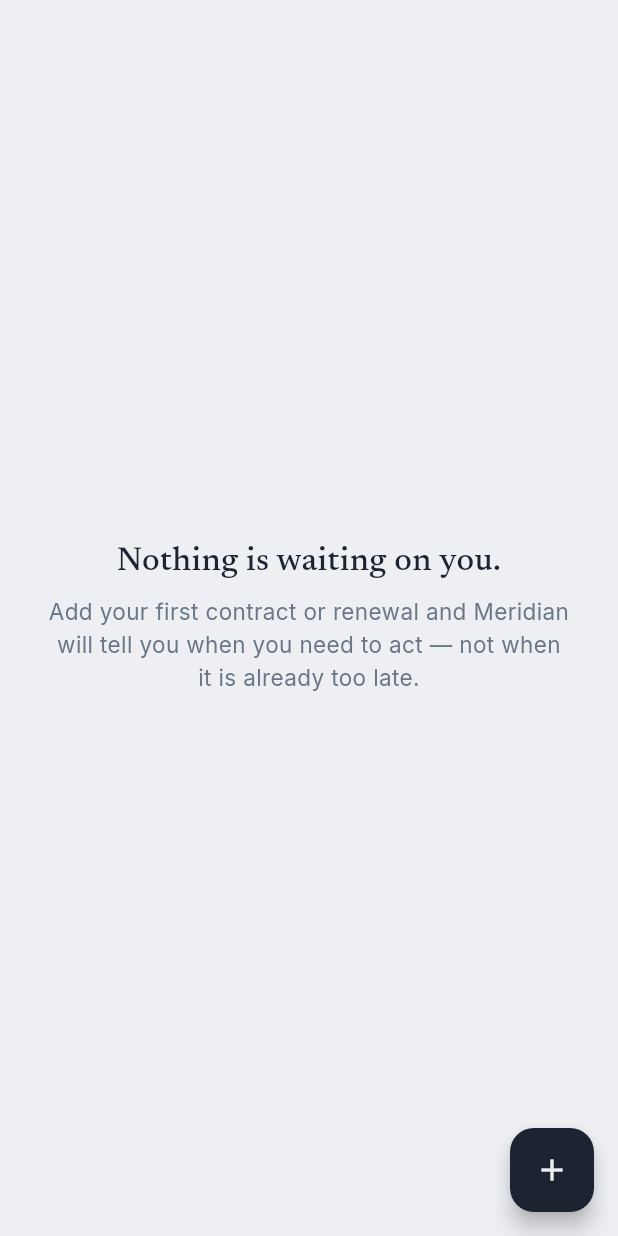
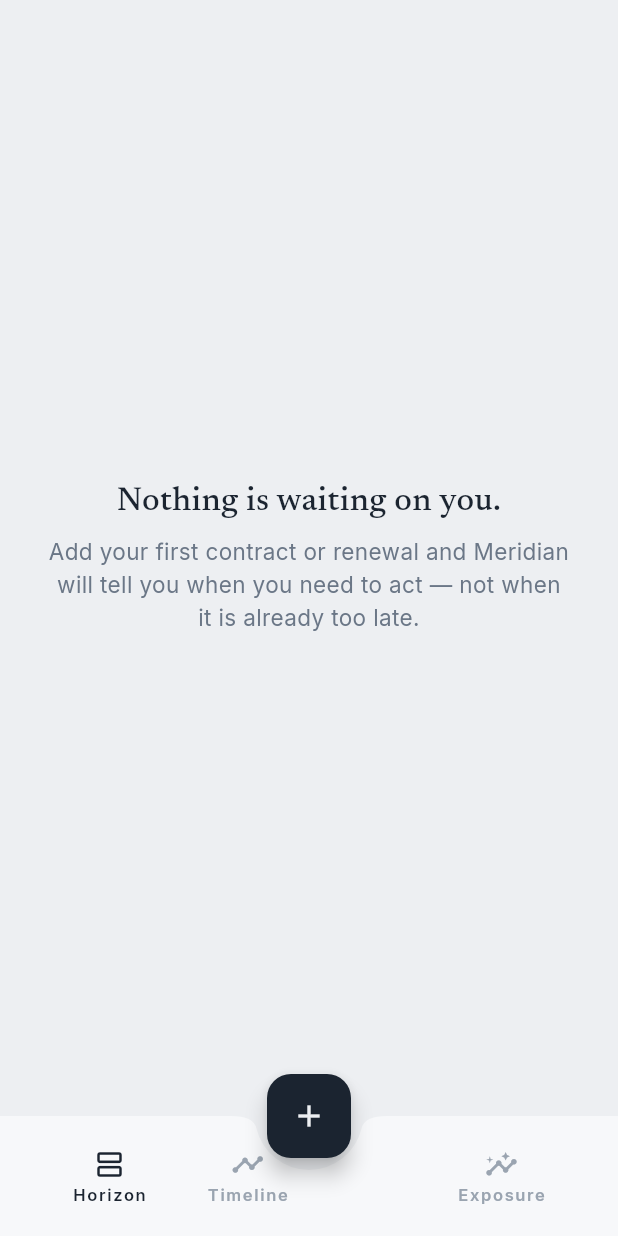
Before and after one commit to UmutcannDurbak/meridian-app, a Flutter app: the screen it shows after launch, on a phone screen of 412 x 824 dp. Run offline on Flutter 3.47's test engine with Material 3 defaults, Android fonts, the phone set to English and light mode, and no system bars; our stand-ins replace csv, drift, file_picker, flutter_riverpod, google_fonts, image_picker; accounts and stored records are empty; generated files the repository leaves out were written again.

Commit message:
Add Timeline and Exposure views, real bottom navigation
FR-402/FR-403. Two new domain services, pure Dart like the rest of
domain/:

- TimelineService buckets live obligations by the month of their action
  deadline, 12 months forward from now. Deliberately excludes anything
  already overdue — that's Horizon's job; Timeline only looks forward,
  and shows all 12 months even when empty (knowing a month is clear is
  itself useful here).
- ExposureService sums each month's obligation values by currency, not
  across them — a $40k obligation and a €40k one are not one $80k
  figure, and pretending otherwise would just be wrong until the app
  actually does currency conversion.

Timeline reuses ObligationRow grouped by month instead of urgency.
Exposure shows a total-committed figure per currency, what's entering
its action window this month specifically, and a 12-month bar chart —
built from plain Container widgets, no charting dependency, matching
how ActionWindowBar is hand-built elsewhere. Bars are tone-only: colour
means proximity to a deadline everywhere else in this app, and money
isn't that, so it stays out of this screen entirely.

These are peer destinations per the screen inventory, not modal
screens, so this also adds the bottom navigation the SRS actually
specifies: Horizon · Timeline · Capture (centered FAB) · Exposure.
Settings isn't here yet — there's nothing to put in it until auth and
account deletion exist, and an empty tab would be worse than none.
HorizonScreen no longer owns a Scaffold/FAB; AppShell does, shared
across all three destinations.

23 new unit tests (14 domain-service, 9 already-existing-file additions
for CSV... actually: TimelineService/ExposureService get 9 new tests
here). Full suite (48 tests total) passes, verified against the 3.35.5
fallback toolchain per the pattern in this environment; restored the
3.44.6 lockfile before this commit. flutter analyze clean.

```diff
--- a/lib/application/obligation_providers.dart
+++ b/lib/application/obligation_providers.dart
@@ -2,9 +2,13 @@ import 'package:flutter_riverpod/flutter_riverpod.dart';
 
 import '../data/repositories/repository_provider.dart';
 import '../domain/entities/obligation.dart';
+import '../domain/services/exposure_service.dart';
+import '../domain/services/timeline_service.dart';
 
 export '../data/repositories/repository_provider.dart'
     show obligationRepositoryProvider;
+export '../domain/services/exposure_service.dart' show MonthExposure;
+export '../domain/services/timeline_service.dart' show MonthBucket;
 
 /// Injected clock. Never call DateTime.now() outside this provider — it
 /// makes every time-dependent behaviour in this app untestable, and this app
@@ -73,3 +77,16 @@ final draftListProvider = Provider<List<Obligation>>((ref) {
   return all.where((o) => o.status == ObligationStatus.draft).toList()
     ..sort((a, b) => a.expiryDate.compareTo(b.expiryDate));
 });
+
+/// 12-month forward view for the Timeline screen.
+final timelineMonthsProvider = Provider<List<MonthBucket>>((ref) {
+  final now = ref.watch(nowProvider);
+  final all = ref.watch(obligationListProvider).valueOrNull ?? const [];
+  return TimelineService.monthBuckets(all, now);
+});
+
+/// Same window as [timelineMonthsProvider], summed by currency for the
+/// Exposure screen.
+final exposureMonthsProvider = Provider<List<MonthExposure>>((ref) {
+  return ExposureService.fromBuckets(ref.watch(timelineMonthsProvider));
+});
--- a/lib/main.dart
+++ b/lib/main.dart
@@ -3,7 +3,7 @@ import 'package:flutter_localizations/flutter_localizations.dart';
 import 'package:flutter_riverpod/flutter_riverpod.dart';
 
 import 'core/theme/theme.dart';
-import 'presentation/screens/horizon/horizon_screen.dart';
+import 'presentation/screens/app_shell.dart';
 
 void main() {
   // obligationRepositoryProvider self-constructs its backing store on first
@@ -38,7 +38,7 @@ class MeridianApp extends StatelessWidget {
         Locale('fr'),
         Locale('es'),
       ],
-      home: const HorizonScreen(),
+      home: const AppShell(),
     );
   }
 }
--- /dev/null
+++ b/lib/presentation/screens/app_shell.dart
@@ -0,0 +1,116 @@
+import 'package:flutter/material.dart';
+
+import '../../core/theme/theme.dart';
+import '../../core/theme/tokens.dart';
+import 'capture/capture_sheet.dart';
+import 'exposure/exposure_screen.dart';
+import 'horizon/horizon_screen.dart';
+import 'timeline/timeline_screen.dart';
+
+/// Hosts the three peer destinations from the screen inventory — Horizon,
+/// Timeline, Exposure — plus capture as a centred, prominent action rather
+/// than a fourth tab, per the SRS: "Capture is centered and prominent; it
+/// is the highest-value action."
+///
+/// Settings isn't here yet. There's nothing to put in it until auth and
+/// account deletion exist — an empty Settings tab would be worse than none.
+class AppShell extends StatefulWidget {
+  const AppShell({super.key});
+
+  @override
+  State<AppShell> createState() => _AppShellState();
+}
+
+class _AppShellState extends State<AppShell> {
+  int _index = 0;
+
+  static const _screens = [
+    HorizonScreen(),
+    TimelineScreen(),
+    ExposureScreen(),
+  ];
+
+  @override
+  Widget build(BuildContext context) {
+    final tone = context.tone;
+    return Scaffold(
+      body: SafeArea(
+        child: IndexedStack(index: _index, children: _screens),
+      ),
+      floatingActionButton: FloatingActionButton(
+        onPressed: () => showCaptureSheet(context),
+        backgroundColor: tone.ink,
+        foregroundColor: tone.paper,
+        child: const Icon(Icons.add),
+      ),
+      floatingActionButtonLocation: FloatingActionButtonLocation.centerDocked,
+      bottomNavigationBar: BottomAppBar(
+        shape: const CircularNotchedRectangle(),
+        notchMargin: Space.sm,
+        color: tone.surface,
+        child: Row(
+          mainAxisAlignment: MainAxisAlignment.spaceEvenly,
+          children: [
+            _NavButton(
+              icon: Icons.view_agenda_outlined,
+              label: 'Horizon',
+              selected: _index == 0,
+              onTap: () => setState(() => _index = 0),
+            ),
+            _NavButton(
+              icon: Icons.timeline_outlined,
+              label: 'Timeline',
+              selected: _index == 1,
+              onTap: () => setState(() => _index = 1),
+            ),
+            const SizedBox(width: Space.xxl),
+            _NavButton(
+              icon: Icons.insights_outlined,
+              label: 'Exposure',
+              selected: _index == 2,
+              onTap: () => setState(() => _index = 2),
+            ),
+          ],
+        ),
+      ),
+    );
+  }
+}
+
+class _NavButton extends StatelessWidget {
+  const _NavButton({
+    required this.icon,
+    required this.label,
+    required this.selected,
+    required this.onTap,
+  });
+
+  final IconData icon;
+  final String label;
+  final bool selected;
+  final VoidCallback onTap;
+
+  @override
+  Widget build(BuildContext context) {
+    final tone = context.tone;
+    final color = selected ? tone.ink : tone.inkFaint;
+    return InkWell(
+      onTap: onTap,
+      borderRadius: BorderRadius.circular(Radii.md),
+      child: Padding(
+        padding: const EdgeInsets.symmetric(
+          horizontal: Space.sm,
+          vertical: Space.xs,
+        ),
+        child: Column(
+          mainAxisSize: MainAxisSize.min,
+          children: [
+            Icon(icon, color: color, size: 22),
+            const SizedBox(height: Space.xxs),
+            Text(label, style: Type.eyebrow(color)),
+          ],
+        ),
+      ),
+    );
+  }
+}
--- a/lib/presentation/screens/horizon/horizon_screen.dart
+++ b/lib/presentation/screens/horizon/horizon_screen.dart
@@ -5,7 +5,6 @@ import '../../../application/obligation_providers.dart';
 import '../../../core/theme/theme.dart';
 import '../../../core/theme/tokens.dart';
 import '../../../domain/entities/obligation.dart';
-import '../../screens/capture/capture_sheet.dart';
 import '../../screens/capture/obligation_form_screen.dart';
 import '../../widgets/obligation_row.dart';
 
@@ -14,30 +13,22 @@ import '../../widgets/obligation_row.dart';
 /// Deliberately not a calendar grid. A calendar shows every day equally,
 /// including the empty ones, which is exactly backwards for someone with 200
 /// obligations. This is a prioritised list with the dead space removed.
+///
+/// No Scaffold of its own — [AppShell] owns the single Scaffold, bottom
+/// nav, and capture FAB shared across Horizon/Timeline/Exposure.
 class HorizonScreen extends ConsumerWidget {
   const HorizonScreen({super.key});
 
   @override
   Widget build(BuildContext context, WidgetRef ref) {
-    final tone = context.tone;
     final asyncAll = ref.watch(obligationListProvider);
 
-    return Scaffold(
-      body: SafeArea(
-        child: asyncAll.when(
-          loading: () => const _HorizonSkeleton(),
-          error: (error, stack) => const _ErrorState(
-            message: 'Could not load your obligations.',
-          ),
-          data: (_) => const _HorizonList(),
-        ),
+    return asyncAll.when(
+      loading: () => const _HorizonSkeleton(),
+      error: (error, stack) => const _ErrorState(
+        message: 'Could not load your obligations.',
       ),
-      floatingActionButton: FloatingActionButton(
-        onPressed: () => showCaptureSheet(context),
-        backgroundColor: tone.ink,
-        foregroundColor: tone.paper,
-        child: const Icon(Icons.add),
-      ),
+      data: (_) => const _HorizonList(),
     );
   }
 }
```
Also changed, not shown: lib/domain/services/exposure_service.dart (added, +44 -0 lines), lib/domain/services/timeline_service.dart (added, +52 -0 lines), lib/presentation/screens/exposure/exposure_screen.dart (added, +235 -0 lines), lib/presentation/screens/timeline/timeline_screen.dart (added, +97 -0 lines), 2 other files.
